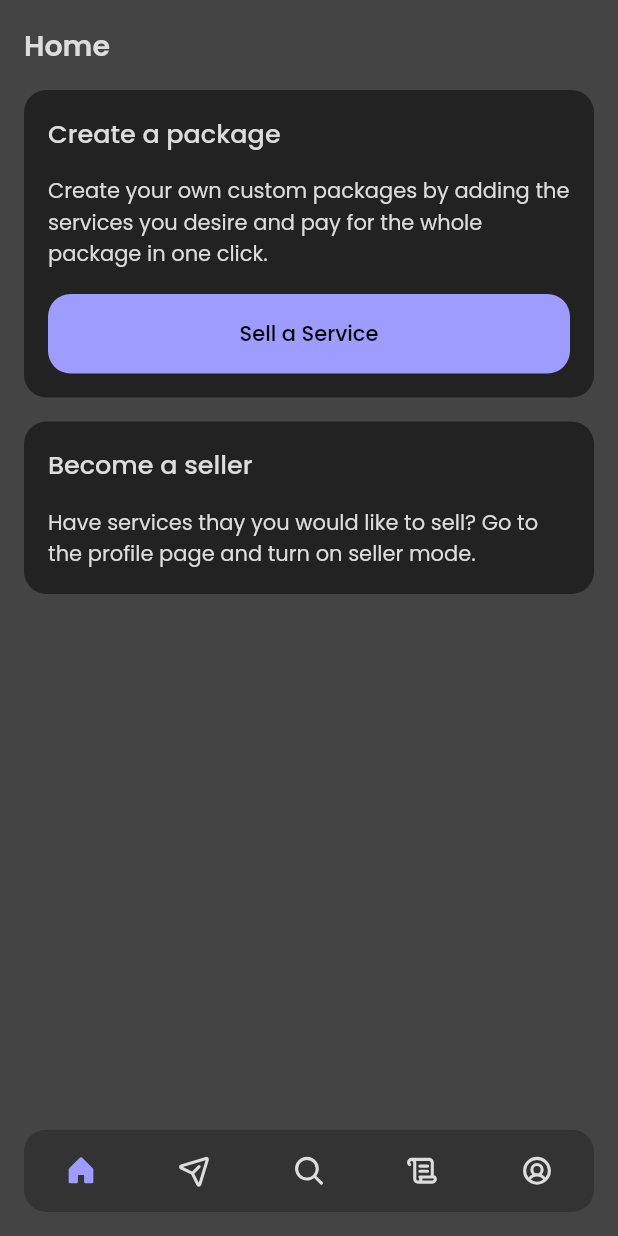
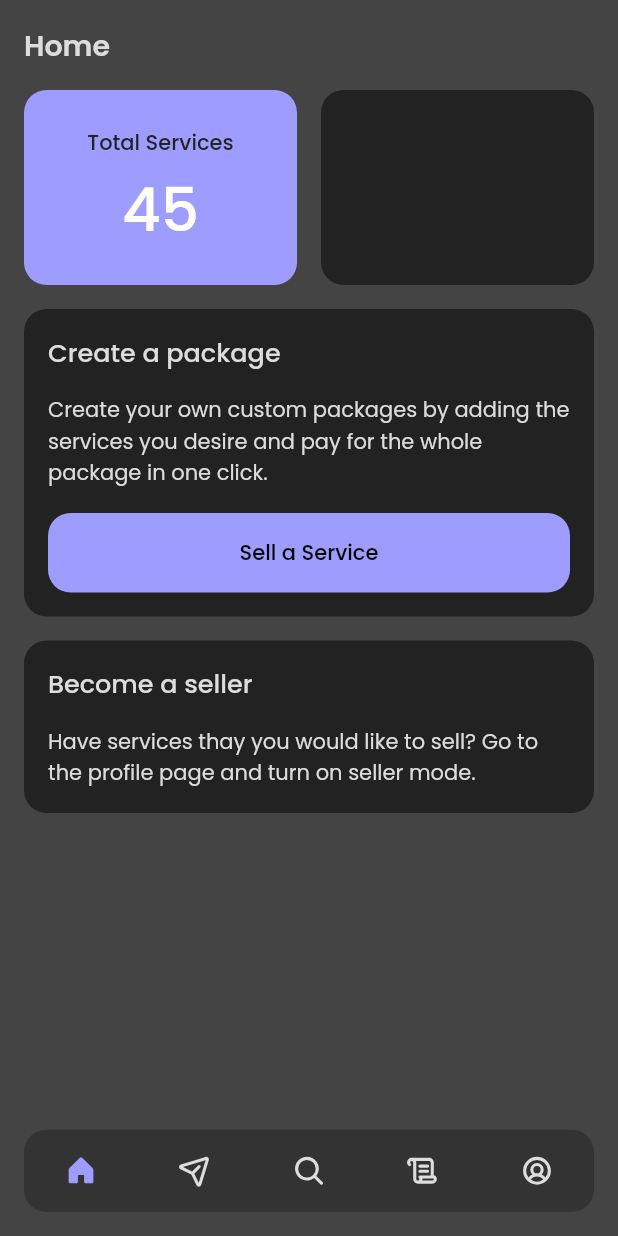
Before and after one commit to mabdullah412/event-services-marketplace, a Flutter app: the screen it shows after launch, on a phone screen of 412 x 824 dp. Run offline on Flutter 3.47's test engine with Material 2 defaults, Android fonts, the light colour scheme and no system bars; our stand-ins replace phosphor_flutter.

Commit message:
slight changes to home screen ui

```diff
--- a/lib/presentation/screens/home_screen.dart
+++ b/lib/presentation/screens/home_screen.dart
@@ -21,14 +21,16 @@ class HomeScreen extends StatelessWidget {
               // ! add a block showing total number of services being on sale
               // ! user mini-dashboard
 
-              // const SizedBox(height: padding),
+              SizedBox(height: padding),
+              Squares(),
+
               // CreatePackageAndSellFullHeight(),
+
               SizedBox(height: padding),
-              CreatePackageInfo(),
+              ShowCreatePackage(),
               SizedBox(height: padding),
-              SellServicesInfo(),
+              ShowSellServices(),
               SizedBox(height: padding),
-              // Squares(),
             ],
           ),
         ),
@@ -51,11 +53,11 @@ class CreatePackageAndSellFullHeight extends StatelessWidget {
           crossAxisAlignment: CrossAxisAlignment.start,
           children: const [
             Expanded(
-              child: CreatePackageInfo(),
+              child: ShowCreatePackage(),
             ),
             SizedBox(width: padding),
             Expanded(
-              child: SellServicesInfo(),
+              child: ShowSellServices(),
             ),
           ],
         ),
@@ -77,12 +79,33 @@ class Squares extends StatelessWidget {
         children: [
           Expanded(
             child: AspectRatio(
-              aspectRatio: 1,
+              aspectRatio: 1.4,
               child: Container(
                 padding: const EdgeInsets.all(padding),
                 decoration: BoxDecoration(
-                  color: Theme.of(context).colorScheme.secondary,
+                  color: Theme.of(context).colorScheme.primary,
                   borderRadius: BorderRadius.circular(radius),
+                ),
+                child: Column(
+                  mainAxisAlignment: MainAxisAlignment.spaceAround,
+                  children: [
+                    Text(
+                      'Total Services',
+                      style: TextStyle(
+                        fontWeight: FontWeight.w500,
+                        color: Theme.of(context).colorScheme.secondary,
+                      ),
+                    ),
+                    const Text(
+                      '45',
+                      style: TextStyle(
+                        fontSize: 40,
+                        height: 1,
+                        fontWeight: FontWeight.w500,
+                        color: Colors.white,
+                      ),
+                    ),
+                  ],
                 ),
               ),
             ),
@@ -90,12 +113,16 @@ class Squares extends StatelessWidget {
           const SizedBox(width: padding),
           Expanded(
             child: AspectRatio(
-              aspectRatio: 1,
+              aspectRatio: 1.4,
               child: Container(
                 padding: const EdgeInsets.all(padding),
                 decoration: BoxDecoration(
                   color: Theme.of(context).colorScheme.secondary,
                   borderRadius: BorderRadius.circular(radius),
+                ),
+                child: Column(
+                  mainAxisAlignment: MainAxisAlignment.spaceAround,
+                  children: const [],
                 ),
               ),
             ),
@@ -106,8 +133,8 @@ class Squares extends StatelessWidget {
   }
 }
 
-class SellServicesInfo extends StatelessWidget {
-  const SellServicesInfo({
+class ShowSellServices extends StatelessWidget {
+  const ShowSellServices({
     Key? key,
   }) : super(key: key);
 
@@ -137,8 +164,8 @@ class SellServicesInfo extends StatelessWidget {
   }
 }
 
-class CreatePackageInfo extends StatelessWidget {
-  const CreatePackageInfo({
+class ShowCreatePackage extends StatelessWidget {
+  const ShowCreatePackage({
     Key? key,
   }) : super(key: key);
 
```
